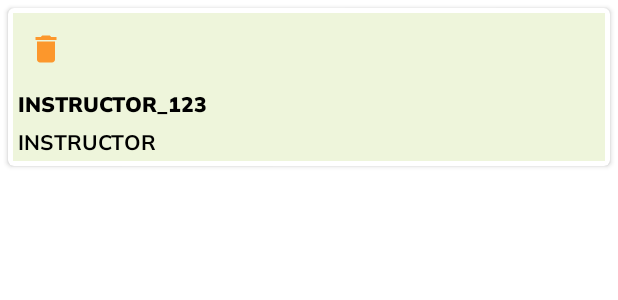
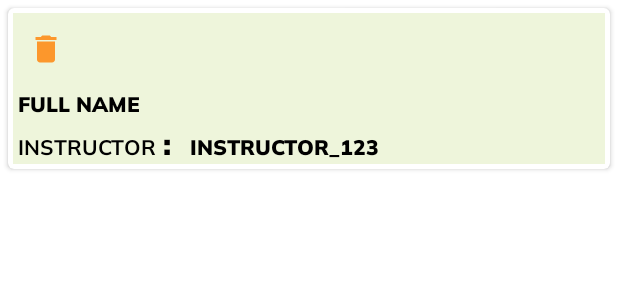
Before and after one commit to OluwaSusan/SEG2105_GROUP2_V2, an Android app: the layout user_item.xml on its own in the app's theme, with its tools: preview values and no code run, on a phone screen of 412 x 824 dp. Shown: the top 300 px of the screen. Run offline under Robolectric (Android 15) with nearby library versions, the phone set to English and light mode, and no system bars.

Commit message:
migrate user item and ViewEnrolled

```diff
--- a/Deliverable1/app/src/main/java/com/example/coursebookingapp/CoursePage.java
+++ b/Deliverable1/app/src/main/java/com/example/coursebookingapp/CoursePage.java
@@ -415,6 +415,7 @@ public class CoursePage extends Activity {
                             Log.i("Course", "Student" + students);
 
                             if(course.getStudents().containsKey(getUserCurrent_username)){
+                                Log.i("Course Check Extra", "Student Enrolled yes" + course.getStudents().get(getUserCurrent_username));
                                 userEnr = true;
                             }else{userEnr = false;}
 
@@ -422,6 +423,7 @@ public class CoursePage extends Activity {
                             studEnr = false;
                             userEnr = false;
                         }
+                        setViewBasedOnUser();
                     }
                 });
 
--- a/Deliverable1/app/src/main/res/layout/user_item.xml
+++ b/Deliverable1/app/src/main/res/layout/user_item.xml
@@ -33,25 +33,51 @@
         </LinearLayout>
 
         <TextView
-
-            android:id="@+id/username_useritem"
+            android:id="@+id/usertype_fullname"
             android:layout_width="match_parent"
             android:layout_height="wrap_content"
             android:fontFamily="@font/muli_black"
             android:padding="3dp"
-            android:text="INSTRUCTOR_123"
-            android:textColor="@color/black" />
+            android:text="FULL NAME"
+            android:textColor="@color/black"
+            android:textSize="14sp" />
+
+        <LinearLayout
+            android:layout_width="match_parent"
+            android:layout_height="match_parent"
+            android:orientation="horizontal">
 
             <TextView
 
                 android:id="@+id/usertype_useritem"
-            android:layout_width="match_parent"
+                android:layout_width="100dp"
                 android:layout_height="wrap_content"
                 android:fontFamily="@font/muli_bold"
                 android:padding="3dp"
                 android:text="INSTRUCTOR"
                 android:textColor="@color/black" />
 
+            <TextView
+                android:id="@+id/textView4"
+                android:layout_width="5dp"
+                android:layout_height="wrap_content"
+                android:layout_weight="1"
+                android:fontFamily="@font/muli_black"
+                android:text=":"
+                android:textColor="@color/black"
+                android:textSize="20sp" />
+
+            <TextView
+
+                android:id="@+id/username_useritem"
+                android:layout_width="280dp"
+                android:layout_height="wrap_content"
+                android:fontFamily="@font/muli_black"
+                android:padding="3dp"
+                android:text="INSTRUCTOR_123"
+                android:textColor="@color/black" />
+        </LinearLayout>
+
     </LinearLayout>
 
 </androidx.cardview.widget.CardView>
```
Also changed, not shown: Deliverable1/app/src/main/java/com/example/coursebookingapp/UserAdapter.java (+27 -6 lines), Deliverable1/app/src/main/java/com/example/coursebookingapp/ViewEnrolled.java (added, +99 -0 lines). Lines whose indentation alone changed are shown as unchanged.
